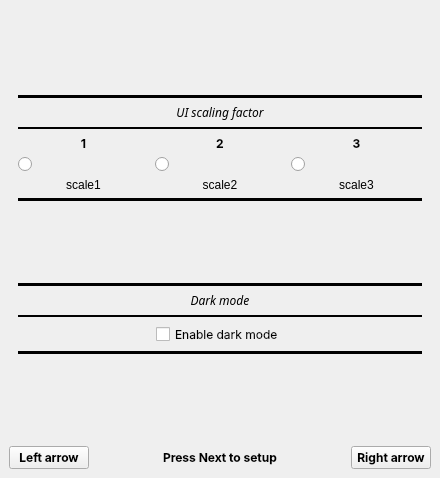
Above: oobewindow.ui from Quill-OS/oobe-inkbox before the change. Below: the same form after it.
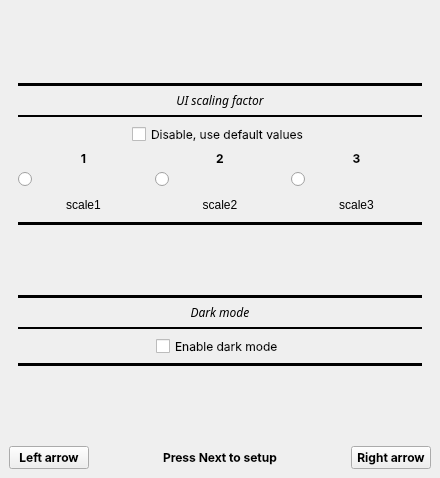
That is the form after the change. The open tabs and pages were chosen to show the change.

Commit message: Added an option to disable UI scaling (QT_FONT_DPI=0)

Patch:
```diff
--- a/oobewindow.ui
+++ b/oobewindow.ui
@@ -172,21 +172,8 @@
          <layout class="QVBoxLayout" name="verticalLayout_5">
           <item>
            <layout class="QGridLayout" name="gridLayout_11">
-            <item row="1" column="0">
-             <widget class="Line" name="line_8">
-              <property name="frameShadow">
-               <enum>QFrame::Plain</enum>
-              </property>
-              <property name="lineWidth">
-               <number>4</number>
-              </property>
-              <property name="orientation">
-               <enum>Qt::Horizontal</enum>
-              </property>
-             </widget>
-            </item>
-            <item row="0" column="0">
-             <spacer name="verticalSpacer_13">
+            <item row="12" column="0">
+             <spacer name="verticalSpacer_6">
               <property name="orientation">
                <enum>Qt::Vertical</enum>
               </property>
@@ -198,7 +185,49 @@
               </property>
              </spacer>
             </item>
-            <item row="6" column="0">
+            <item row="4" column="0">
+             <widget class="Line" name="line_4">
+              <property name="frameShadow">
+               <enum>QFrame::Plain</enum>
+              </property>
+              <property name="lineWidth">
+               <number>2</number>
+              </property>
+              <property name="orientation">
+               <enum>Qt::Horizontal</enum>
+              </property>
+             </widget>
+            </item>
+            <item row="11" column="0">
+             <widget class="Line" name="line_11">
+              <property name="frameShadow">
+               <enum>QFrame::Plain</enum>
+              </property>
+              <property name="lineWidth">
+               <number>4</number>
+              </property>
+              <property name="orientation">
+               <enum>Qt::Horizontal</enum>
+              </property>
+             </widget>
+            </item>
+            <item row="10" column="0">
+             <widget class="QStackedWidget" name="scalingWidget">
+              <widget class="QWidget" name="page_6">
+               <layout class="QVBoxLayout" name="verticalLayout_7">
+                <property name="leftMargin">
+                 <number>0</number>
+                </property>
+                <property name="topMargin">
+                 <number>0</number>
+                </property>
+                <property name="rightMargin">
+                 <number>0</number>
+                </property>
+                <property name="bottomMargin">
+                 <number>0</number>
+                </property>
+                <item>
              <layout class="QGridLayout" name="gridLayout_13">
               <property name="bottomMargin">
                <number>0</number>
@@ -217,20 +246,6 @@
                 </item>
                </layout>
               </item>
-              <item row="1" column="3">
-               <layout class="QHBoxLayout" name="horizontalLayout_5">
-                <property name="bottomMargin">
-                 <number>0</number>
-                </property>
-                <item>
-                 <widget class="QRadioButton" name="chooseScale3">
-                  <property name="text">
-                   <string/>
-                  </property>
-                 </widget>
-                </item>
-               </layout>
-              </item>
               <item row="1" column="2">
                <layout class="QHBoxLayout" name="horizontalLayout">
                 <property name="bottomMargin">
@@ -245,40 +260,6 @@
                 </item>
                </layout>
               </item>
-              <item row="0" column="1">
-               <widget class="QLabel" name="label">
-                <property name="font">
-                 <font>
-                  <family>Inter</family>
-                  <weight>75</weight>
-                  <bold>true</bold>
-                 </font>
-                </property>
-                <property name="text">
-                 <string>1</string>
-                </property>
-                <property name="alignment">
-                 <set>Qt::AlignCenter</set>
-                </property>
-               </widget>
-              </item>
-              <item row="0" column="2">
-               <widget class="QLabel" name="label_2">
-                <property name="font">
-                 <font>
-                  <family>Inter</family>
-                  <weight>75</weight>
-                  <bold>true</bold>
-                 </font>
-                </property>
-                <property name="text">
-                 <string>2</string>
-                </property>
-                <property name="alignment">
-                 <set>Qt::AlignCenter</set>
-                </property>
-               </widget>
-              </item>
               <item row="0" column="3">
                <widget class="QLabel" name="label_3">
                 <property name="font">
@@ -296,77 +277,57 @@
                 </property>
                </widget>
               </item>
-             </layout>
-            </item>
-            <item row="13" column="0">
-             <widget class="QLabel" name="darkModeLabel">
+                  <item row="1" column="3">
+                   <layout class="QHBoxLayout" name="horizontalLayout_5">
+                    <property name="bottomMargin">
+                     <number>0</number>
+                    </property>
+                    <item>
+                     <widget class="QRadioButton" name="chooseScale3">
+                      <property name="text">
+                       <string/>
+                      </property>
+                     </widget>
+                    </item>
+                   </layout>
+                  </item>
+                  <item row="0" column="2">
+                   <widget class="QLabel" name="label_2">
               <property name="font">
                <font>
-                <family>Chivo</family>
-                <italic>true</italic>
+                      <family>Inter</family>
+                      <weight>75</weight>
+                      <bold>true</bold>
                </font>
               </property>
               <property name="text">
-               <string>Dark mode</string>
+                     <string>2</string>
               </property>
               <property name="alignment">
                <set>Qt::AlignCenter</set>
               </property>
              </widget>
             </item>
-            <item row="16" column="0">
-             <widget class="Line" name="line_10">
-              <property name="frameShadow">
-               <enum>QFrame::Plain</enum>
-              </property>
-              <property name="lineWidth">
-               <number>4</number>
-              </property>
-              <property name="orientation">
-               <enum>Qt::Horizontal</enum>
+                  <item row="0" column="1">
+                   <widget class="QLabel" name="label">
+                    <property name="font">
+                     <font>
+                      <family>Inter</family>
+                      <weight>75</weight>
+                      <bold>true</bold>
+                     </font>
+                    </property>
+                    <property name="text">
+                     <string>1</string>
+                    </property>
+                    <property name="alignment">
+                     <set>Qt::AlignCenter</set>
               </property>
              </widget>
             </item>
-            <item row="11" column="0">
-             <spacer name="verticalSpacer_6">
-              <property name="orientation">
-               <enum>Qt::Vertical</enum>
-              </property>
-              <property name="sizeHint" stdset="0">
-               <size>
-                <width>20</width>
-                <height>40</height>
-               </size>
-              </property>
-             </spacer>
-            </item>
-            <item row="14" column="0">
-             <widget class="Line" name="line_9">
-              <property name="frameShadow">
-               <enum>QFrame::Plain</enum>
-              </property>
-              <property name="lineWidth">
-               <number>2</number>
-              </property>
-              <property name="orientation">
-               <enum>Qt::Horizontal</enum>
-              </property>
-             </widget>
-            </item>
-            <item row="3" column="0">
-             <widget class="Line" name="line_4">
-              <property name="frameShadow">
-               <enum>QFrame::Plain</enum>
-              </property>
-              <property name="lineWidth">
-               <number>2</number>
-              </property>
-              <property name="orientation">
-               <enum>Qt::Horizontal</enum>
-              </property>
-             </widget>
-            </item>
-            <item row="9" column="0">
+                 </layout>
+                </item>
+                <item>
              <layout class="QGridLayout" name="gridLayout_12">
               <property name="bottomMargin">
                <number>0</number>
@@ -403,7 +364,106 @@
               </item>
              </layout>
             </item>
+               </layout>
+              </widget>
+              <widget class="QWidget" name="page_7"/>
+             </widget>
+            </item>
+            <item row="1" column="0">
+             <widget class="Line" name="line_8">
+              <property name="frameShadow">
+               <enum>QFrame::Plain</enum>
+              </property>
+              <property name="lineWidth">
+               <number>4</number>
+              </property>
+              <property name="orientation">
+               <enum>Qt::Horizontal</enum>
+              </property>
+             </widget>
+            </item>
+            <item row="18" column="0">
+             <spacer name="verticalSpacer_12">
+              <property name="orientation">
+               <enum>Qt::Vertical</enum>
+              </property>
+              <property name="sizeHint" stdset="0">
+               <size>
+                <width>20</width>
+                <height>40</height>
+               </size>
+              </property>
+             </spacer>
+            </item>
+            <item row="0" column="0">
+             <spacer name="verticalSpacer_13">
+              <property name="orientation">
+               <enum>Qt::Vertical</enum>
+              </property>
+              <property name="sizeHint" stdset="0">
+               <size>
+                <width>20</width>
+                <height>40</height>
+               </size>
+              </property>
+             </spacer>
+            </item>
+            <item row="13" column="0">
+             <widget class="Line" name="line_5">
+              <property name="frameShadow">
+               <enum>QFrame::Plain</enum>
+              </property>
+              <property name="lineWidth">
+               <number>4</number>
+              </property>
+              <property name="orientation">
+               <enum>Qt::Horizontal</enum>
+              </property>
+             </widget>
+            </item>
             <item row="15" column="0">
+             <widget class="Line" name="line_9">
+              <property name="frameShadow">
+               <enum>QFrame::Plain</enum>
+              </property>
+              <property name="lineWidth">
+               <number>2</number>
+              </property>
+              <property name="orientation">
+               <enum>Qt::Horizontal</enum>
+              </property>
+             </widget>
+            </item>
+            <item row="17" column="0">
+             <widget class="Line" name="line_10">
+              <property name="frameShadow">
+               <enum>QFrame::Plain</enum>
+              </property>
+              <property name="lineWidth">
+               <number>4</number>
+              </property>
+              <property name="orientation">
+               <enum>Qt::Horizontal</enum>
+              </property>
+             </widget>
+            </item>
+            <item row="14" column="0">
+             <widget class="QLabel" name="darkModeLabel">
+              <property name="font">
+               <font>
+                <family>Chivo</family>
+                <italic>true</italic>
+               </font>
+              </property>
+              <property name="text">
+               <string>Dark mode</string>
+              </property>
+              <property name="alignment">
+               <set>Qt::AlignCenter</set>
+              </property>
+             </widget>
+            </item>
+            <item row="16" column="0">
              <layout class="QGridLayout" name="gridLayout_20">
               <property name="bottomMargin">
                <number>0</number>
@@ -464,44 +524,52 @@
               </property>
              </widget>
             </item>
-            <item row="17" column="0">
-             <spacer name="verticalSpacer_12">
+            <item row="5" column="0">
+             <layout class="QGridLayout" name="gridLayout_17">
+              <property name="bottomMargin">
+               <number>0</number>
+              </property>
+              <item row="0" column="1">
+               <widget class="QCheckBox" name="checkBox_2">
+                <property name="font">
+                 <font>
+                  <family>Inter</family>
+                  <weight>50</weight>
+                  <bold>false</bold>
+                 </font>
+                </property>
+                <property name="text">
+                 <string>Disable, use default values</string>
+                </property>
+               </widget>
+              </item>
+              <item row="0" column="0">
+               <spacer name="horizontalSpacer_19">
               <property name="orientation">
-               <enum>Qt::Vertical</enum>
+                 <enum>Qt::Horizontal</enum>
               </property>
               <property name="sizeHint" stdset="0">
                <size>
-                <width>20</width>
-                <height>40</height>
+                  <width>40</width>
+                  <height>20</height>
                </size>
               </property>
              </spacer>
             </item>
-            <item row="12" column="0">
-             <widget class="Line" name="line_5">
-              <property name="frameShadow">
-               <enum>QFrame::Plain</enum>
-              </property>
-              <property name="lineWidth">
-               <number>4</number>
-              </property>
+              <item row="0" column="2">
+               <spacer name="horizontalSpacer_20">
               <property name="orientation">
                <enum>Qt::Horizontal</enum>
               </property>
-             </widget>
-            </item>
-            <item row="10" column="0">
-             <widget class="Line" name="line_11">
-              <property name="frameShadow">
-               <enum>QFrame::Plain</enum>
-              </property>
-              <property name="lineWidth">
-               <number>4</number>
-              </property>
-              <property name="orientation">
-               <enum>Qt::Horizontal</enum>
-              </property>
-             </widget>
+                <property name="sizeHint" stdset="0">
+                 <size>
+                  <width>40</width>
+                  <height>20</height>
+                 </size>
+                </property>
+               </spacer>
+              </item>
+             </layout>
             </item>
            </layout>
           </item>
```
Lines whose indentation alone changed are shown as unchanged. The commit also changes 2 other files.
